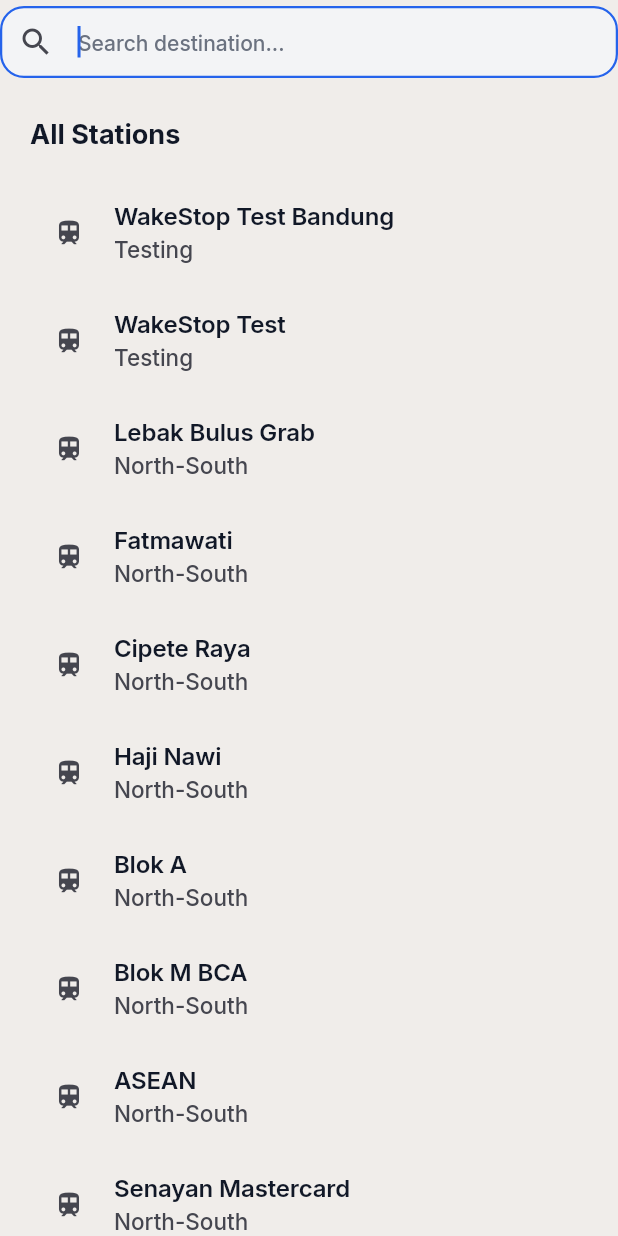
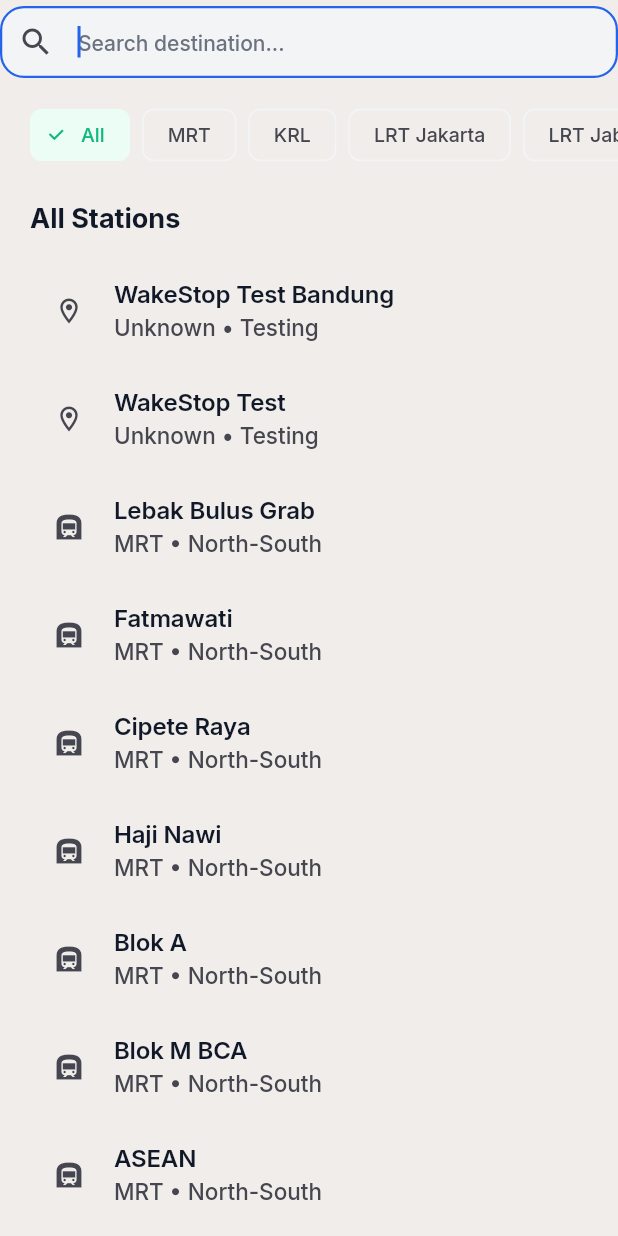
Before and after one commit to kevinalexanderwu/WakeStop, a Flutter app: the SearchScreen screen opened by its route, on a phone screen of 412 x 824 dp. Run offline on Flutter 3.47's test engine with Material 3 defaults, Android fonts, the phone set to English and light mode, and no system bars; our stand-ins replace equatable, flutter_local_notifications, flutter_map, flutter_riverpod, geolocator, go_router and 4 more; accounts and stored records are empty.

Commit message:
search sort

```diff
--- a/lib/features/home/presentation/screens/search_screen.dart
+++ b/lib/features/home/presentation/screens/search_screen.dart
@@ -1,8 +1,8 @@
 import 'package:flutter/material.dart';
 import 'package:flutter_riverpod/flutter_riverpod.dart';
-import 'package:wakestop/data/providers/station_provider.dart';
 import 'package:go_router/go_router.dart';
 import 'package:wakestop/data/providers/recent_search_provider.dart';
+import 'package:wakestop/data/providers/station_provider.dart';
 
 class SearchScreen extends ConsumerStatefulWidget {
   const SearchScreen({super.key});
@@ -14,11 +14,29 @@
 class _SearchScreenState extends ConsumerState<SearchScreen> {
   final TextEditingController _controller = TextEditingController();
 
-  String _query = "";
+  String _query = '';
+  String _selectedMode = 'All';
+
+  final List<String> _modes = const [
+    'All',
+    'MRT',
+    'KRL',
+    'LRT Jakarta',
+    'LRT Jabodebek',
+    'TransJakarta',
+  ];
+
+  @override
+  void dispose() {
+    _controller.dispose();
+    super.dispose();
+  }
+
   @override
   Widget build(BuildContext context) {
     final stationsAsync = ref.watch(stationsProvider);
     final recent = ref.watch(recentSearchProvider);
+
     return Scaffold(
       appBar: AppBar(
         elevation: 0,
@@ -47,29 +65,70 @@
         ),
         data: (stations) {
           final filteredStations = stations.where((station) {
-            return station.name
+            final matchesQuery = station.name
                 .toLowerCase()
                 .contains(_query.toLowerCase());
+
+            final matchesMode =
+                _selectedMode == 'All' ||
+                station.mode == _selectedMode;
+
+            return matchesQuery && matchesMode;
           }).toList();
-          return ListView(
-            padding: const EdgeInsets.all(20),
+
+          return Column(
             children: [
-              if (recent.isNotEmpty) ...[
+              const SizedBox(height: 12),
+
+              // Transport mode filters.
+              SizedBox(
+                height: 44,
+                child: ListView.separated(
+                  scrollDirection: Axis.horizontal,
+                  padding: const EdgeInsets.symmetric(horizontal: 20),
+                  itemCount: _modes.length,
+                  separatorBuilder: (_, __) =>
+                      const SizedBox(width: 8),
+                  itemBuilder: (context, index) {
+                    final mode = _modes[index];
+                    final isSelected = mode == _selectedMode;
+
+                    return ChoiceChip(
+                      label: Text(mode),
+                      selected: isSelected,
+                      onSelected: (_) {
+                        setState(() {
+                          _selectedMode = mode;
+                        });
+                      },
+                    );
+                  },
+                ),
+              ),
+
+              const SizedBox(height: 12),
+
+              Expanded(
+                child: ListView(
+                  padding: const EdgeInsets.fromLTRB(20, 8, 20, 20),
+                  children: [
+                    if (recent.isNotEmpty && _query.isEmpty) ...[
                       const Text(
-                  "Recent",
+                        'Recent',
                         style: TextStyle(
                           fontSize: 18,
                           fontWeight: FontWeight.bold,
                         ),
                       ),
-
                       const SizedBox(height: 12),
 
                       ...recent.map(
                         (station) => ListTile(
                           leading: const Icon(Icons.history),
                           title: Text(station.name),
-                    subtitle: Text(station.line),
+                          subtitle: Text(
+                            '${station.mode} • ${station.line}',
+                          ),
                           onTap: () {
                             context.pop(station);
                           },
@@ -78,26 +137,48 @@
 
                       const SizedBox(height: 24),
                     ],
-              const Text(
-                "All Stations",
-                style: TextStyle(
+
+                    Text(
+                      _selectedMode == 'All'
+                          ? 'All Stations'
+                          : _selectedMode,
+                      style: const TextStyle(
                         fontSize: 18,
                         fontWeight: FontWeight.bold,
                       ),
                     ),
 
-              const SizedBox(height: 16),
+                    const SizedBox(height: 12),
 
+                    if (filteredStations.isEmpty)
+                      const Padding(
+                        padding: EdgeInsets.only(top: 32),
+                        child: Center(
+                          child: Text(
+                            'No destinations found',
+                          ),
+                        ),
+                      )
+                    else
                       ...filteredStations.map(
                         (station) => ListTile(
-                  leading: const Icon(Icons.train),
+                          leading: Icon(
+                            _getModeIcon(station.mode),
+                          ),
                           title: Text(station.name),
-                  subtitle: Text(station.line),
+                          subtitle: Text(
+                            '${station.mode} • ${station.line}',
+                          ),
                           onTap: () {
-                    ref.read(recentSearchProvider.notifier).add(station);
+                            ref
+                                .read(recentSearchProvider.notifier)
+                                .add(station);
 
                             context.pop(station);
                           },
+                        ),
+                      ),
+                  ],
                 ),
               ),
             ],
@@ -106,4 +187,20 @@
       ),
     );
   }
+
+  IconData _getModeIcon(String mode) {
+    switch (mode) {
+      case 'MRT':
+        return Icons.subway;
+      case 'KRL':
+        return Icons.train;
+      case 'LRT Jakarta':
+      case 'LRT Jabodebek':
+        return Icons.tram;
+      case 'TransJakarta':
+        return Icons.directions_bus;
+      default:
+        return Icons.location_on_outlined;
     }
+  }
+}
```
Lines whose indentation alone changed are shown as unchanged.
